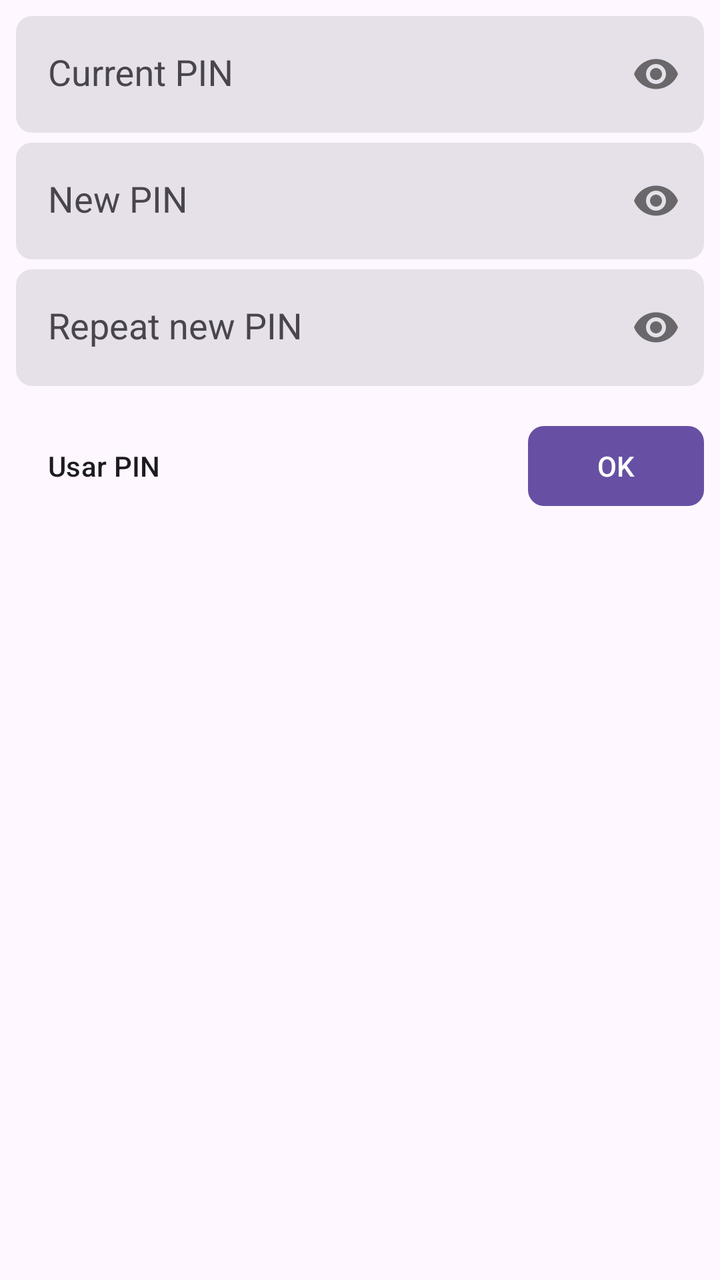
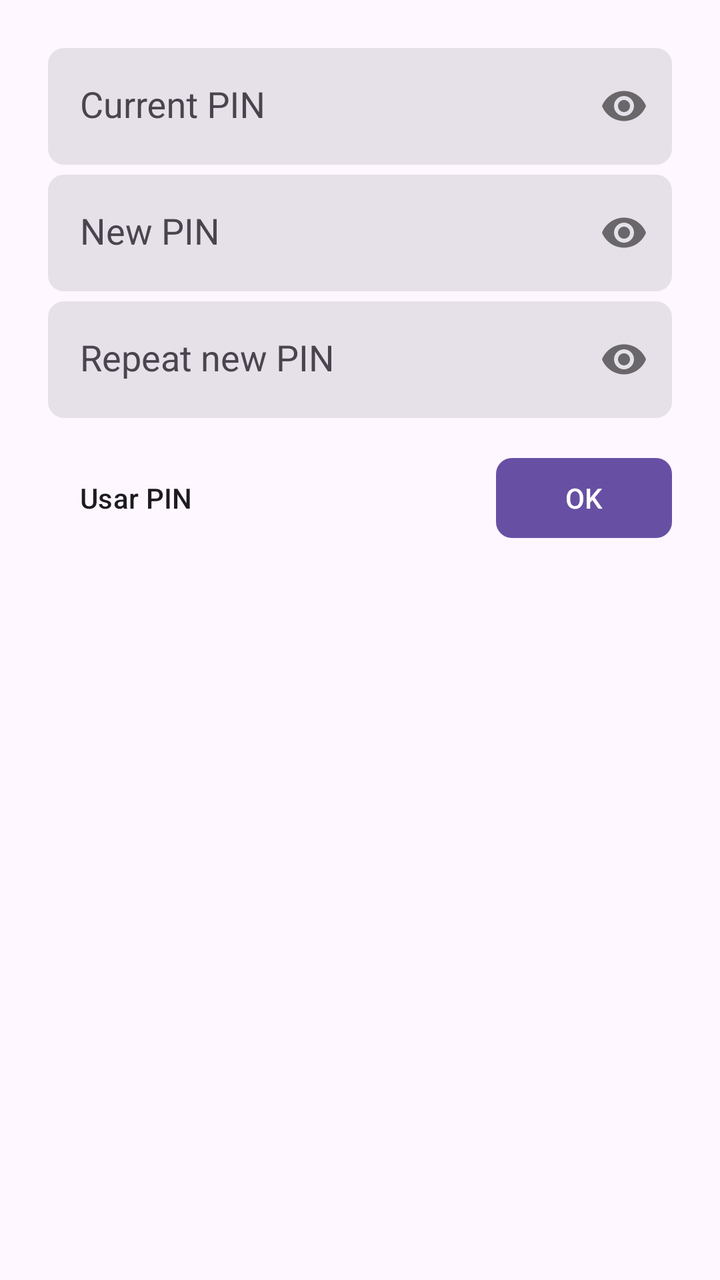

The first picture is an Android layout as it rendered before a commit; the second is the same layout after the commit. The layout source and the unified diff follow.
<!-- AndroidManifest.xml: application theme Theme.STK -->
<!-- res/layout/change_sim_card_pin_layout.xml -->
<?xml version="1.0" encoding="utf-8"?>
<layout>

    <androidx.core.widget.NestedScrollView
        xmlns:android="http://schemas.android.com/apk/res/android"
        xmlns:app="http://schemas.android.com/apk/res-auto"
        android:layout_width="match_parent"
        android:layout_height="match_parent">

        <LinearLayout
            android:layout_width="match_parent"
            android:layout_height="match_parent"
            android:orientation="vertical"
            android:padding="8dp">

            <com.google.android.material.textfield.TextInputLayout
                android:id="@+id/current_access_code_inputText"
                style="?textInputFilledStyle"
                android:layout_width="match_parent"
                android:layout_height="wrap_content"
                android:layout_marginBottom="5dp"
                app:boxCornerRadiusBottomEnd="8dp"
                app:boxCornerRadiusBottomStart="8dp"
                app:boxCornerRadiusTopEnd="8dp"
                app:boxCornerRadiusTopStart="8dp"
                app:boxStrokeWidth="0dp"
                app:boxStrokeWidthFocused="0dp"
                app:passwordToggleEnabled="true">

                <com.google.android.material.textfield.TextInputEditText
                    android:layout_width="match_parent"
                    android:layout_height="wrap_content"
                    android:hint="@string/current_pin_hint"
                    android:inputType="numberPassword"
                    android:maxLength="8"
                    android:maxLines="1"
                    android:textAppearance="?android:attr/textAppearanceMedium" />
            </com.google.android.material.textfield.TextInputLayout>

            <com.google.android.material.textfield.TextInputLayout
                android:id="@+id/new_pin_inputText"
                style="?textInputFilledStyle"
                android:layout_width="match_parent"
                android:layout_height="wrap_content"
                android:layout_marginBottom="5dp"
                app:boxCornerRadiusBottomEnd="8dp"
                app:boxCornerRadiusBottomStart="8dp"
                app:boxCornerRadiusTopEnd="8dp"
                app:boxCornerRadiusTopStart="8dp"
                app:boxStrokeWidth="0dp"
                app:boxStrokeWidthFocused="0dp"
                app:passwordToggleEnabled="true">

                <com.google.android.material.textfield.TextInputEditText
                    android:layout_width="match_parent"
                    android:layout_height="wrap_content"
                    android:hint="@string/transfer_key_change_dialog_new_key_hint"
                    android:inputType="numberPassword"
                    android:maxLength="8"
                    android:maxLines="1"
                    android:textAppearance="?android:attr/textAppearanceMedium" />
            </com.google.android.material.textfield.TextInputLayout>

            <com.google.android.material.textfield.TextInputLayout
                android:id="@+id/new_pin_repetition_inputText"
                style="?textInputFilledStyle"
                android:layout_width="match_parent"
                android:layout_height="wrap_content"
                android:layout_marginBottom="16dp"
                app:boxCornerRadiusBottomEnd="8dp"
                app:boxCornerRadiusBottomStart="8dp"
                app:boxCornerRadiusTopEnd="8dp"
                app:boxCornerRadiusTopStart="8dp"
                app:boxStrokeWidth="0dp"
                app:boxStrokeWidthFocused="0dp"
                app:passwordToggleEnabled="true">

                <com.google.android.material.textfield.TextInputEditText
                    android:layout_width="match_parent"
                    android:layout_height="wrap_content"
                    android:hint="@string/repeat_new_pin_hint"
                    android:inputType="numberPassword"
                    android:maxLength="8"
                    android:maxLines="1"
                    android:textAppearance="?android:attr/textAppearanceMedium" />
            </com.google.android.material.textfield.TextInputLayout>

            <RelativeLayout
                android:layout_width="match_parent"
                android:layout_height="wrap_content">

                <ToggleButton
                    android:id="@+id/sim_card_pin_change_toggle_pin_puk"
                    style="@style/Widget.Material3.Button.TextButton"
                    android:layout_width="wrap_content"
                    android:layout_height="wrap_content"
                    android:layout_alignParentStart="true"
                    android:textColor="?attr/colorOnSurface"
                    android:textOff="Usar PIN"
                    android:textOn="Usar PUK" />

                <com.google.android.material.button.MaterialButton
                    android:id="@+id/sim_card_pin_change_ok_button"
                    style="@style/Widget.Material3.Button"
                    android:layout_width="wrap_content"
                    android:layout_height="wrap_content"
                    android:layout_alignParentEnd="true"
                    android:text="@android:string/ok"
                    app:cornerRadius="8dp" />
            </RelativeLayout>
        </LinearLayout>
    </androidx.core.widget.NestedScrollView>
</layout>
<!-- resources referenced by this layout -->
<resources>
  <string name="current_pin_hint">Current PIN</string>
  <string name="repeat_new_pin_hint">Repeat new PIN</string>
  <string name="transfer_key_change_dialog_new_key_hint">New PIN</string>
  <style name="Theme.STK" parent="Theme.Material3.DayNight.NoActionBar">
          <item name="android:windowDisablePreview">true</item>
          <item name="android:statusBarColor">?android:colorBackground</item>
          <item name="android:windowLightStatusBar" tools:targetApi="23">true</item>
      </style>
</resources>

<!-- the commit's change to res/layout/change_sim_card_pin_layout.xml (unified diff, before → after) -->
@@ -11,7 +11,7 @@
             android:layout_width="match_parent"
             android:layout_height="match_parent"
             android:orientation="vertical"
-            android:padding="8dp">
+            android:padding="?attr/dialogPreferredPadding">
 
             <com.google.android.material.textfield.TextInputLayout
                 android:id="@+id/current_access_code_inputText"
